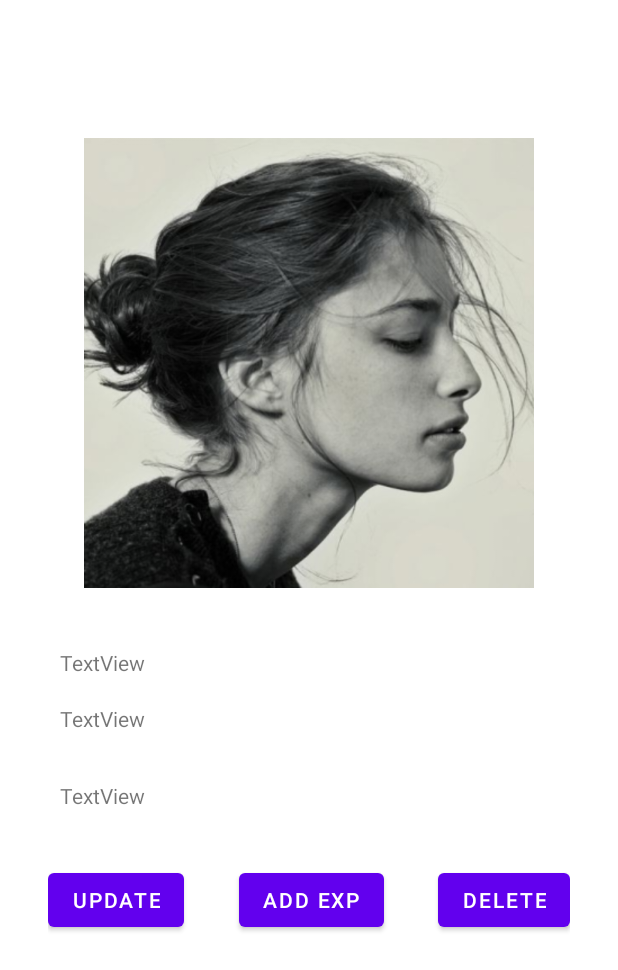
After one commit to Loksli17/MobileJava-only-client-, an Android app: the WorkerView screen opened directly, with no data from a screen before it, on a phone screen of 412 x 824 dp. The commit adds this screen. Shown: the top 970 px of the screen. Run offline under Robolectric (Android 15) with nearby library versions, the phone set to English and light mode, and no system bars.

Commit message:
worker fragment

```diff
--- a/app/build.gradle
+++ b/app/build.gradle
@@ -40,6 +40,7 @@ dependencies {
     implementation 'androidx.appcompat:appcompat:1.3.1'
     implementation 'com.google.android.material:material:1.3.0'
     implementation 'androidx.constraintlayout:constraintlayout:2.1.3'
+    implementation 'androidx.legacy:legacy-support-v4:1.0.0'
     testImplementation 'junit:junit:4.+'
     androidTestImplementation 'androidx.test.ext:junit:1.1.3'
     androidTestImplementation 'androidx.test.espresso:espresso-core:3.4.0'
--- a/app/src/main/AndroidManifest.xml
+++ b/app/src/main/AndroidManifest.xml
@@ -9,6 +9,7 @@
         android:roundIcon="@mipmap/ic_launcher_round"
         android:supportsRtl="true"
         android:theme="@style/Theme.DatabaseApp">
+        <activity android:name=".WorkerViewActivity"></activity>
         <activity android:name=".MainActivity">
             <intent-filter>
                 <action android:name="android.intent.action.MAIN" />
--- a/app/src/main/java/com/example/databaseapp/Adapters/WorkerAdapter.java
+++ b/app/src/main/java/com/example/databaseapp/Adapters/WorkerAdapter.java
@@ -1,6 +1,7 @@
 package com.example.databaseapp.Adapters;
 
 import android.content.Context;
+import android.content.Intent;
 import android.graphics.drawable.Drawable;
 import android.view.LayoutInflater;
 import android.view.View;
@@ -15,6 +16,7 @@ import androidx.recyclerview.widget.RecyclerView;
 
 import com.example.databaseapp.R;
 import com.example.databaseapp.Worker.Worker;
+import com.example.databaseapp.WorkerViewActivity;
 
 import java.util.List;
 
@@ -47,6 +49,15 @@ public class WorkerAdapter extends RecyclerView.Adapter<WorkerAdapter.ViewHolder
 //        Drawable res = getResources().getDrawable(imageResource);
         holder.workerImage.setImageResource(R.drawable.image1);
         holder.workerPosition.setText(String.valueOf(worker.getPositionId()));
+
+        holder.moreWorkerBtn.setOnClickListener(new View.OnClickListener() {
+            @Override
+            public void onClick(View v) {
+                Context ctx = inflater.getContext();
+                Intent intent = new Intent(ctx, WorkerViewActivity.class);
+                ctx.startActivity(intent);
+            }
+        });
     }
 
     @Override
--- a/app/src/main/java/com/example/databaseapp/Database/DbWorkers.java
+++ b/app/src/main/java/com/example/databaseapp/Database/DbWorkers.java
@@ -14,7 +14,7 @@ import java.util.ArrayList;
 import java.util.Date;
 
 
-public class DbWorkers {
+public class  DbWorkers {
 
     private final static String tableName = "worker";
     private SQLiteDatabase db;
@@ -22,7 +22,7 @@ public class DbWorkers {
     public DbWorkers(Context ctx){
         OpenHelper openHelper = new OpenHelper(ctx);
         this.db = openHelper.getWritableDatabase();
-//        openHelper.onUpgrade(this.db, 1, 2);
+//        openHelper.onUpgrade(this.db, 1, 2); //! for db update. You should uncommit this code for update db
     }
 
 
--- /dev/null
+++ b/app/src/main/java/com/example/databaseapp/Fragments/WorkerView.java
@@ -0,0 +1,80 @@
+package com.example.databaseapp.Fragments;
+
+import android.os.Bundle;
+
+import androidx.annotation.NonNull;
+import androidx.annotation.Nullable;
+import androidx.fragment.app.Fragment;
+
+import android.view.LayoutInflater;
+import android.view.View;
+import android.view.ViewGroup;
+import android.widget.ImageView;
+
+import com.example.databaseapp.R;
+
+/**
+ * A simple {@link Fragment} subclass.
+ * Use the {@link WorkerView#newInstance} factory method to
+ * create an instance of this fragment.
+ */
+public class WorkerView extends Fragment {
+
+    // TODO: Rename parameter arguments, choose names that match
+    // the fragment initialization parameters, e.g. ARG_ITEM_NUMBER
+    private static final String ARG_PARAM1 = "param1";
+    private static final String ARG_PARAM2 = "param2";
+
+    // TODO: Rename and change types of parameters
+    private String mParam1;
+    private String mParam2;
+
+    public WorkerView() {
+        // Required empty public constructor
+    }
+
+    /**
+     * Use this factory method to create a new instance of
+     * this fragment using the provided parameters.
+     *
+     * @param param1 Parameter 1.
+     * @param param2 Parameter 2.
+     * @return A new instance of fragment WorkerView.
+     */
+    // TODO: Rename and change types and number of parameters
+    public static WorkerView newInstance(String param1, String param2) {
+        WorkerView fragment = new WorkerView();
+        Bundle args = new Bundle();
+        args.putString(ARG_PARAM1, param1);
+        args.putString(ARG_PARAM2, param2);
+        fragment.setArguments(args);
+        return fragment;
+    }
+
+    @Override
+    public void onCreate(Bundle savedInstanceState) {
+        super.onCreate(savedInstanceState);
+        if (getArguments() != null) {
+            mParam1 = getArguments().getString(ARG_PARAM1);
+            mParam2 = getArguments().getString(ARG_PARAM2);
+        }
+
+
+    }
+
+    @Override
+    public View onCreateView(LayoutInflater inflater, ViewGroup container,
+                             Bundle savedInstanceState) {
+        // Inflate the layout for this fragment
+        return inflater.inflate(R.layout.fragment_worker_view, container, false);
+    }
+
+
+    @Override
+    public void onViewCreated(@NonNull View view, @Nullable Bundle savedInstanceState) {
+        super.onViewCreated(view, savedInstanceState);
+
+        ImageView imageView = view.findViewById(R.id.workerViewImage);
+        imageView.setImageResource(R.drawable.image1);
+    }
+}
--- /dev/null
+++ b/app/src/main/java/com/example/databaseapp/WorkerViewActivity.java
@@ -0,0 +1,25 @@
+package com.example.databaseapp;
+
+import androidx.appcompat.app.AppCompatActivity;
+import androidx.constraintlayout.widget.ConstraintLayout;
+import androidx.fragment.app.Fragment;
+
+import android.os.Bundle;
+
+import com.example.databaseapp.Fragments.WorkerView;
+
+public class WorkerViewActivity extends AppCompatActivity {
+
+    @Override
+    protected void onCreate(Bundle savedInstanceState) {
+        super.onCreate(savedInstanceState);
+        setContentView(R.layout.activity_worker_view);
+
+        WorkerView workerView = new WorkerView();
+
+        getSupportFragmentManager().beginTransaction()
+                .add(R.id.WorkerOneView, workerView)
+                .commit();
+
+    }
+}
--- /dev/null
+++ b/app/src/main/res/layout/activity_worker_view.xml
@@ -0,0 +1,21 @@
+<?xml version="1.0" encoding="utf-8"?>
+<androidx.constraintlayout.widget.ConstraintLayout xmlns:android="http://schemas.android.com/apk/res/android"
+    xmlns:app="http://schemas.android.com/apk/res-auto"
+    xmlns:tools="http://schemas.android.com/tools"
+    android:layout_width="match_parent"
+    android:layout_height="match_parent"
+    tools:context=".WorkerViewActivity">
+
+    <androidx.constraintlayout.widget.ConstraintLayout
+        android:id="@+id/WorkerOneView"
+        android:layout_width="0dp"
+        android:layout_height="wrap_content"
+        android:layout_marginStart="20dp"
+        android:layout_marginTop="60dp"
+        android:layout_marginEnd="20dp"
+        app:layout_constraintEnd_toEndOf="parent"
+        app:layout_constraintStart_toStartOf="parent"
+        app:layout_constraintTop_toTopOf="parent">
+
+    </androidx.constraintlayout.widget.ConstraintLayout>
+</androidx.constraintlayout.widget.ConstraintLayout>
--- /dev/null
+++ b/app/src/main/res/layout/fragment_worker_view.xml
@@ -0,0 +1,111 @@
+<?xml version="1.0" encoding="utf-8"?>
+<FrameLayout xmlns:android="http://schemas.android.com/apk/res/android"
+    xmlns:app="http://schemas.android.com/apk/res-auto"
+    xmlns:tools="http://schemas.android.com/tools"
+    android:layout_width="match_parent"
+    android:layout_height="match_parent"
+    tools:context=".Fragments.WorkerView">
+
+    <!-- TODO: Update blank fragment layout -->
+
+    <androidx.constraintlayout.widget.ConstraintLayout
+        android:layout_width="match_parent"
+        android:layout_height="wrap_content">
+
+        <ImageView
+            android:id="@+id/workerViewImage"
+            android:layout_width="0dp"
+            android:layout_height="300dp"
+            android:layout_marginStart="20dp"
+            android:layout_marginTop="32dp"
+            android:layout_marginEnd="20dp"
+            app:layout_constraintEnd_toEndOf="parent"
+            app:layout_constraintHorizontal_bias="0.498"
+            app:layout_constraintStart_toStartOf="parent"
+            app:layout_constraintTop_toTopOf="parent"
+            tools:src="@drawable/image3" />
+
+        <TextView
+            android:id="@+id/wokerViewName"
+            android:layout_width="0dp"
+            android:layout_height="wrap_content"
+            android:layout_marginStart="20dp"
+            android:layout_marginTop="40dp"
+            android:layout_marginEnd="20dp"
+            android:text="TextView"
+            app:layout_constraintEnd_toEndOf="parent"
+            app:layout_constraintHorizontal_bias="0.084"
+            app:layout_constraintStart_toStartOf="parent"
+            app:layout_constraintTop_toBottomOf="@+id/workerViewImage" />
+
+        <TextView
+            android:id="@+id/workerViewPosition"
+            android:layout_width="0dp"
+            android:layout_height="wrap_content"
+            android:layout_marginStart="20dp"
+            android:layout_marginTop="18dp"
+            android:layout_marginEnd="20dp"
+            android:text="TextView"
+            app:layout_constraintEnd_toEndOf="parent"
+            app:layout_constraintStart_toStartOf="parent"
+            app:layout_constraintTop_toBottomOf="@+id/wokerViewName" />
+
+        <TextView
+            android:id="@+id/workerCV"
+            android:layout_width="0dp"
+            android:layout_height="wrap_content"
+            android:layout_marginStart="20dp"
+            android:layout_marginTop="32dp"
+            android:layout_marginEnd="20dp"
+            android:text="TextView"
+            app:layout_constraintEnd_toEndOf="parent"
+            app:layout_constraintHorizontal_bias="0.0"
+            app:layout_constraintStart_toStartOf="parent"
+            app:layout_constraintTop_toBottomOf="@+id/workerViewPosition" />
+
+        <androidx.constraintlayout.widget.ConstraintLayout
+            android:layout_width="0dp"
+            android:layout_height="wrap_content"
+            android:layout_marginTop="36dp"
+            android:paddingLeft="12dp"
+            android:paddingRight="12dp"
+            app:layout_constraintEnd_toEndOf="parent"
+            app:layout_constraintStart_toStartOf="parent"
+            app:layout_constraintTop_toBottomOf="@+id/workerCV">
+
+            <Button
+                android:id="@+id/button"
+                android:layout_width="wrap_content"
+                android:layout_height="wrap_content"
+                android:text="Update"
+                app:layout_constraintBottom_toBottomOf="parent"
+                app:layout_constraintStart_toStartOf="parent"
+                app:layout_constraintTop_toTopOf="parent"
+                app:layout_constraintVertical_bias="0.0" />
+
+            <Button
+                android:id="@+id/button2"
+                android:layout_width="wrap_content"
+                android:layout_height="wrap_content"
+                android:layout_marginStart="8dp"
+                android:text="Add exp"
+                app:layout_constraintBottom_toBottomOf="parent"
+                app:layout_constraintEnd_toStartOf="@+id/button3"
+                app:layout_constraintHorizontal_bias="0.446"
+                app:layout_constraintStart_toEndOf="@+id/button"
+                app:layout_constraintTop_toTopOf="parent"
+                app:layout_constraintVertical_bias="0.0" />
+
+            <Button
+                android:id="@+id/button3"
+                android:layout_width="wrap_content"
+                android:layout_height="wrap_content"
+                android:text="Delete"
+                app:layout_constraintBottom_toBottomOf="parent"
+                app:layout_constraintEnd_toEndOf="parent"
+                app:layout_constraintTop_toTopOf="parent"
+                app:layout_constraintVertical_bias="0.519" />
+        </androidx.constraintlayout.widget.ConstraintLayout>
+    </androidx.constraintlayout.widget.ConstraintLayout>
+
+</FrameLayout>
--- a/app/src/main/res/values/strings.xml
+++ b/app/src/main/res/values/strings.xml
@@ -1,3 +1,5 @@
 <resources>
     <string name="app_name">DatabaseApp</string>
+    <!-- TODO: Remove or change this placeholder text -->
+    <string name="hello_blank_fragment">Hello blank fragment</string>
 </resources>
```
